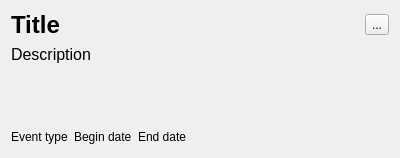
Above: views/event_list_item.ui from shekshuev/pyside-events-schedule before the change. Below: the same form after it.
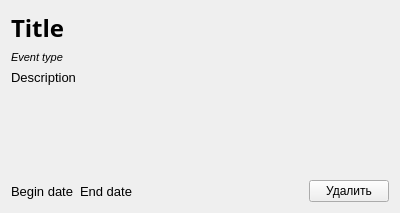
That is the form after the change.

Diff of the .ui file:
```diff
--- a/views/event_list_item.ui
+++ b/views/event_list_item.ui
@@ -7,7 +7,7 @@
     <x>0</x>
     <y>0</y>
     <width>400</width>
-    <height>158</height>
+    <height>213</height>
    </rect>
   </property>
   <property name="windowTitle">
@@ -22,34 +22,48 @@
         <widget class="QLabel" name="title_label">
          <property name="font">
           <font>
+           <family>Sans Serif</family>
            <pointsize>18</pointsize>
+           <weight>75</weight>
            <bold>true</bold>
           </font>
          </property>
          <property name="text">
           <string>Title</string>
          </property>
-        </widget>
-       </item>
-       <item>
-        <widget class="QToolButton" name="tool_button">
-         <property name="text">
-          <string>...</string>
+         <property name="wordWrap">
+          <bool>true</bool>
          </property>
         </widget>
        </item>
       </layout>
      </item>
+     <item>
+      <widget class="QLabel" name="event_type_label">
+       <property name="font">
+        <font>
+         <pointsize>8</pointsize>
+         <italic>true</italic>
+        </font>
+       </property>
+       <property name="text">
+        <string>Event type</string>
+       </property>
+      </widget>
+     </item>
      <item>
       <widget class="QLabel" name="description_label">
        <property name="font">
         <font>
-         <pointsize>12</pointsize>
+         <pointsize>10</pointsize>
         </font>
        </property>
        <property name="text">
         <string>Description</string>
        </property>
+       <property name="wordWrap">
+        <bool>true</bool>
+       </property>
       </widget>
      </item>
      <item>
@@ -67,15 +81,14 @@
      </item>
      <item>
       <layout class="QHBoxLayout" name="horizontalLayout">
-       <item>
-        <widget class="QLabel" name="event_type_label">
-         <property name="text">
-          <string>Event type</string>
-         </property>
-        </widget>
-       </item>
        <item>
         <widget class="QLabel" name="begin_date_label">
+         <property name="font">
+          <font>
+           <pointsize>10</pointsize>
+           <underline>false</underline>
+          </font>
+         </property>
          <property name="text">
           <string>Begin date</string>
          </property>
@@ -83,6 +96,14 @@
        </item>
        <item>
         <widget class="QLabel" name="end_date_label">
+         <property name="font">
+          <font>
+           <pointsize>10</pointsize>
+           <italic>false</italic>
+           <underline>false</underline>
+           <kerning>true</kerning>
+          </font>
+         </property>
          <property name="text">
           <string>End date</string>
          </property>
@@ -101,6 +122,13 @@
          </property>
         </spacer>
        </item>
+       <item>
+        <widget class="QPushButton" name="delete_button">
+         <property name="text">
+          <string>Удалить</string>
+         </property>
+        </widget>
+       </item>
       </layout>
      </item>
     </layout>
```
